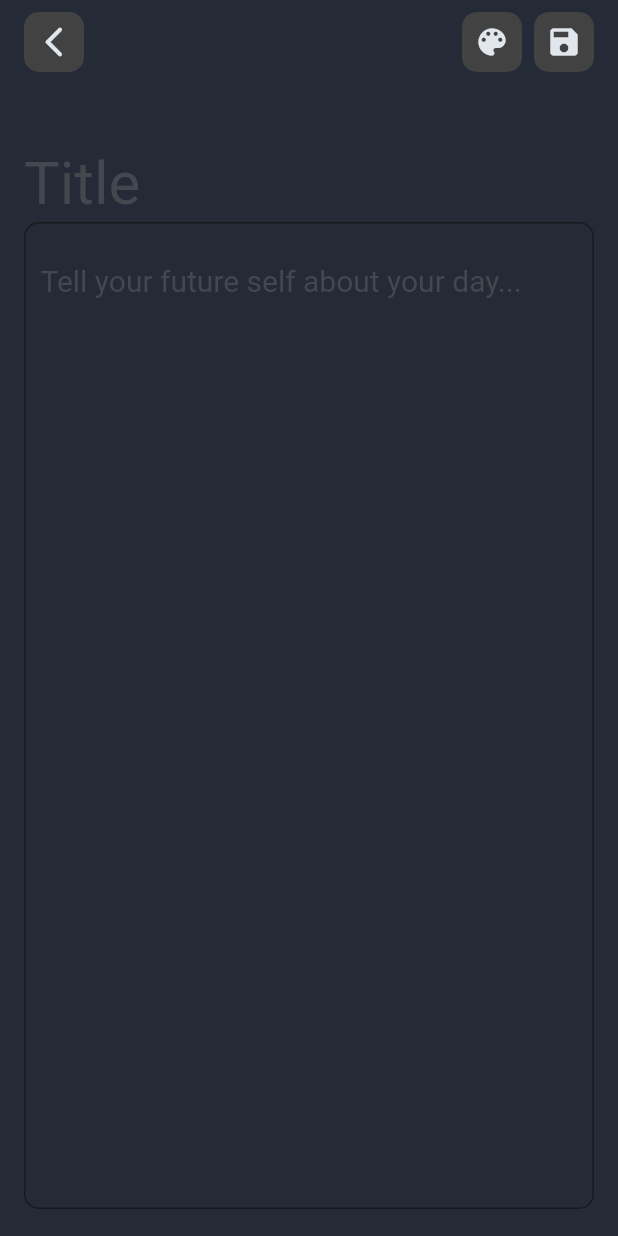
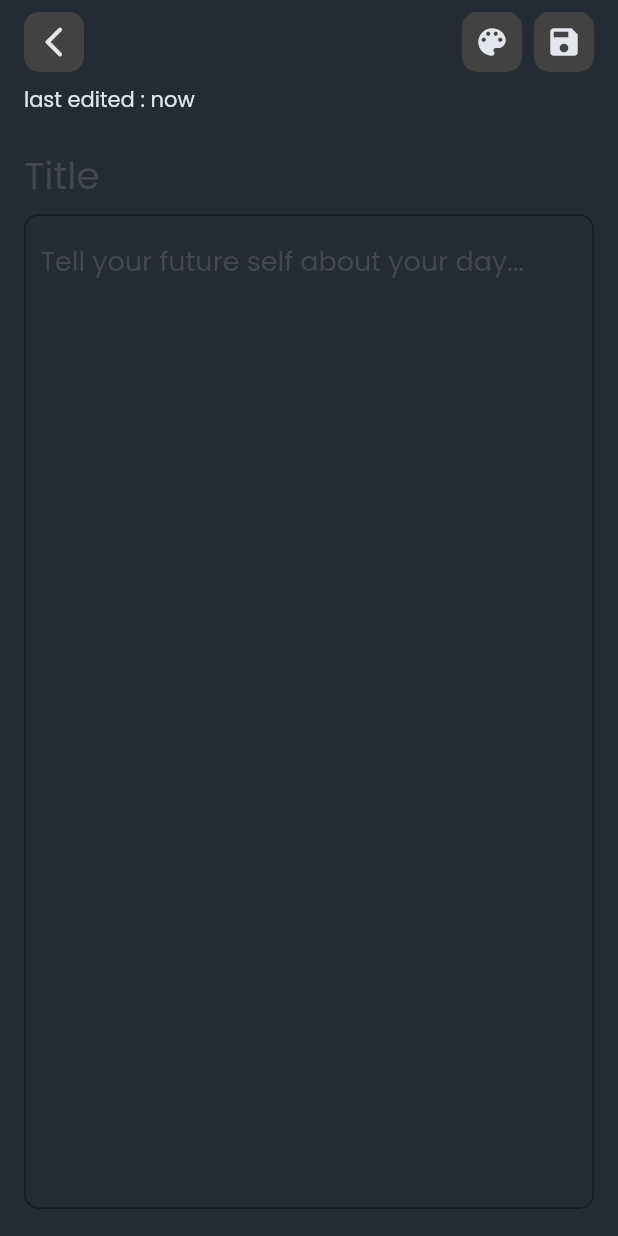
Before and after one commit to davidodejobi/mi-dairy, a Flutter app: the screen it shows after launch, after a tap on the "add" icon, on a phone screen of 412 x 824 dp. Run offline on Flutter 3.47's test engine with Material 2 defaults, Android fonts, the phone set to English and light mode, and no system bars; our stand-ins replace get_it, lottie.

Commit message:
added some new features with bug fixes

```diff
--- a/lib/core/models/note.dart
+++ b/lib/core/models/note.dart
@@ -5,16 +5,16 @@ class Note {
   String? title;
   String? content;
   DateTime? createDateTime;
-  DateTime? updateDateTime;
   Color? color;
+  bool? isEditted;
 
   Note({
     this.id,
     this.title,
     this.content,
     this.createDateTime,
-    this.updateDateTime,
     this.color,
+    this.isEditted,
   });
 
   factory Note.fromJson(Map<String, dynamic> json) {
@@ -23,8 +23,9 @@ class Note {
       title: json['title'],
       content: json['content'],
       createDateTime: DateTime.parse(json['creatDateTime']),
-      updateDateTime: DateTime.parse(json['updateDateTime']),
+      // updateDateTime: DateTime.parse(json['updateDateTime']),
       color: json['color'],
+      isEditted: json['isEditted'],
     );
   }
 
@@ -34,8 +35,9 @@ class Note {
     data['title'] = title;
     data['content'] = content;
     data['creatDateTime'] = createDateTime?.toIso8601String();
-    data['updateDateTime'] = updateDateTime?.toIso8601String();
+    // data['updateDateTime'] = updateDateTime?.toIso8601String();
     data['color'] = color;
+    data['isEditted'] = isEditted;
     return data;
   }
 }
--- a/lib/core/utils/theme.dart
+++ b/lib/core/utils/theme.dart
@@ -72,7 +72,11 @@ class NoteTheme with ChangeNotifier {
         backgroundColor: Colors.blue.shade200,
         indicatorColor: const Color(0xFF17191D),
         labelTextStyle: MaterialStateProperty.all(
-          const TextStyle(fontSize: 14, fontWeight: FontWeight.w400),
+          const TextStyle(
+            fontSize: 14,
+            fontWeight: FontWeight.w400,
+            fontFamily: 'Poppins',
+          ),
         ),
       ),
       textTheme: const TextTheme(
@@ -80,55 +84,66 @@ class NoteTheme with ChangeNotifier {
           fontSize: 72.0,
           color: Color(0xFF242A36),
           fontWeight: FontWeight.bold,
+          fontFamily: 'Poppins',
         ),
         headline2: TextStyle(
-          fontSize: 36.0,
+          fontSize: 34.0,
           color: Color(0xFF242A36),
           fontWeight: FontWeight.normal,
+          fontFamily: 'Poppins',
         ),
         headline3: TextStyle(
-          fontSize: 24.0,
+          fontSize: 22.0,
           color: Color(0xFF242A36),
           fontWeight: FontWeight.normal,
+          fontFamily: 'Poppins',
         ),
         headline4: TextStyle(
-          fontSize: 18.0,
+          fontSize: 16.0,
           color: Color(0xFF242A36),
           fontWeight: FontWeight.normal,
+          fontFamily: 'Poppins',
         ),
         headline5: TextStyle(
           fontSize: 14.0,
           color: Color(0xFF242A36),
-          fontWeight: FontWeight.bold,
+          fontWeight: FontWeight.normal,
+          fontFamily: 'Poppins',
         ),
         headline6: TextStyle(
           fontSize: 12.0,
           fontWeight: FontWeight.bold,
+          fontFamily: 'Poppins',
         ),
         bodyText1: TextStyle(
           fontSize: 14.0,
           color: Color(0xFF242A36),
           fontWeight: FontWeight.w400,
+          fontFamily: 'Poppins',
         ),
         bodyText2: TextStyle(
           fontSize: 12.0,
           color: Color(0xFF242A36),
           fontWeight: FontWeight.w400,
+          fontFamily: 'Poppins',
         ),
         button: TextStyle(
           fontSize: 14.0,
           color: Color(0xFF242A36),
           fontWeight: FontWeight.w400,
+          fontFamily: 'Poppins',
         ),
         caption: TextStyle(
           fontSize: 12.0,
           color: Color(0xFF242A36),
           fontWeight: FontWeight.w400,
+          fontFamily: 'Poppins',
         ),
         overline: TextStyle(
           fontSize: 12.0,
           color: Color(0xFF242A36),
           fontWeight: FontWeight.w400,
+          fontFamily: 'Poppins',
         ),
       ),
       colorScheme: material3 ? ColorScheme.fromSeed(seedColor: color) : null,
@@ -160,11 +175,22 @@ class NoteTheme with ChangeNotifier {
         backgroundColor: Colors.blue.shade200,
         indicatorColor: const Color(0xFF17191D),
         labelTextStyle: MaterialStateProperty.all(
-          const TextStyle(fontSize: 14, fontWeight: FontWeight.w400),
-        ),
+            const TextStyle(fontSize: 14, fontWeight: FontWeight.w400)),
       ),
       iconTheme: const IconThemeData(
         color: Color(0xFFE2E6ED),
+      ),
+      inputDecorationTheme: InputDecorationTheme(
+        border: InputBorder.none,
+        isDense: true,
+        alignLabelWithHint: true,
+        labelStyle: TextStyle(
+          fontSize: 25,
+          color: const Color(0xFFE2E6ED).withOpacity(0.5),
+          fontWeight: FontWeight.normal,
+          fontFamily: 'Poppins',
+        ),
+        floatingLabelBehavior: FloatingLabelBehavior.never,
       ),
       scaffoldBackgroundColor: const Color(0xFF242A36),
       textTheme: const TextTheme(
@@ -172,55 +198,66 @@ class NoteTheme with ChangeNotifier {
           fontSize: 72.0,
           color: Color(0xFFE2E6ED),
           fontWeight: FontWeight.bold,
+          fontFamily: 'Poppins',
         ),
         headline2: TextStyle(
           fontSize: 36.0,
           color: Color(0xFFE2E6ED),
           fontWeight: FontWeight.normal,
+          fontFamily: 'Poppins',
         ),
         headline3: TextStyle(
-          fontSize: 24.0,
+          fontSize: 22.0,
           color: Color(0xFFE2E6ED),
           fontWeight: FontWeight.normal,
+          fontFamily: 'Poppins',
         ),
         headline4: TextStyle(
-          fontSize: 18.0,
+          fontSize: 16.0,
           color: Color(0xFFE2E6ED),
           fontWeight: FontWeight.normal,
+          fontFamily: 'Poppins',
         ),
         headline5: TextStyle(
           fontSize: 14.0,
           color: Color(0xFFE2E6ED),
-          fontWeight: FontWeight.bold,
+          fontWeight: FontWeight.normal,
+          fontFamily: 'Poppins',
         ),
         headline6: TextStyle(
           fontSize: 12.0,
           fontWeight: FontWeight.bold,
+          fontFamily: 'Poppins',
         ),
         bodyText1: TextStyle(
           fontSize: 14.0,
           color: Color(0xFFE2E6ED),
           fontWeight: FontWeight.w400,
+          fontFamily: 'Poppins',
         ),
         bodyText2: TextStyle(
           fontSize: 12.0,
           color: Color(0xFFE2E6ED),
           fontWeight: FontWeight.w400,
+          fontFamily: 'Poppins',
         ),
         button: TextStyle(
           fontSize: 14.0,
           color: Color(0xFFE2E6ED),
           fontWeight: FontWeight.w400,
+          fontFamily: 'Poppins',
         ),
         caption: TextStyle(
           fontSize: 12.0,
           color: Color(0xFFE2E6ED),
           fontWeight: FontWeight.w400,
+          fontFamily: 'Poppins',
         ),
         overline: TextStyle(
           fontSize: 12.0,
           color: Color(0xFFE2E6ED),
           fontWeight: FontWeight.w400,
+          fontFamily: 'Poppins',
         ),
       ),
       primaryColor: material3 ? color : null,
--- a/lib/modules/add_note/add_note.dart
+++ b/lib/modules/add_note/add_note.dart
@@ -12,11 +12,15 @@ class AddNote extends StatefulWidget {
   final String? id;
   final String? title;
   final String? content;
+  final Color? color;
+  final DateTime? date;
   const AddNote({
     Key? key,
     this.id,
     this.title,
     this.content,
+    this.color,
+    this.date,
   }) : super(key: key);
 
   @override
@@ -44,13 +48,17 @@ class _AddNoteState extends State<AddNote> {
     final anp = Provider.of<AddNoteProvider>(context);
     final np = Provider.of<NoteProvider>(context);
     return Scaffold(
-      appBar: CreateNoteAppBar(
+      appBar: createNoteAppBar(
         "Add Note",
         context,
         onPressed: () {
           if (widget.id != null) {
-            np.updateNote(widget.id!, _titleController.text,
-                _bodyController.text, anp.color);
+            np.updateNote(
+              widget.id!,
+              _titleController.text,
+              _bodyController.text,
+              anp.color,
+            );
           } else {
             np.addNote(
               _titleController.text,
@@ -58,38 +66,49 @@ class _AddNoteState extends State<AddNote> {
               anp.color,
             );
           }
-          // np.addNote(
-          //   anp.titleController.text,
-          //   anp.bodyController.text,
-          // );
         },
         onPop: () {
+          anp.changeNoteColor(Theme.of(context).cardColor);
+
           Navigator.pop(context);
           anp.onPopAction();
         },
       ),
       body: Consumer<AddNoteProvider>(
         builder: (context, value, child) => Padding(
-          padding: const EdgeInsets.symmetric(
-            horizontal: 16.0,
-            vertical: 8.0,
+          padding: const EdgeInsets.only(
+            left: 16.0,
+            right: 16.0,
+            bottom: 8.0,
           ),
           child: Column(
+            crossAxisAlignment: CrossAxisAlignment.start,
             children: [
+              Text(
+                "last edited : ${widget.date?.toString() ?? "now"}",
+                style: Theme.of(context).textTheme.headline5,
+              ),
               TextField(
+                cursorColor: value.color,
                 controller: _titleController,
-                style: Theme.of(context).textTheme.headline2,
+                style: Theme.of(context)
+                    .textTheme
+                    .headline3!
+                    .copyWith(fontSize: 25),
                 maxLines: null,
                 decoration: const InputDecoration(
-                    labelText: 'Title',
-                    alignLabelWithHint: true,
-                    floatingLabelBehavior: FloatingLabelBehavior.never,
-                    labelStyle: TextStyle(
-                      fontSize: 40,
-                    ),
-                    border: InputBorder.none,
-                    isDense: true,
-                    hintText: ''),
+                  labelText: "Title",
+                  isDense: true,
+                  contentPadding: EdgeInsets.only(
+                    bottom: 8,
+                  ),
+                  alignLabelWithHint: true,
+                  border: InputBorder.none,
+                  labelStyle: TextStyle(
+                    fontSize: 25,
+                  ),
+                  floatingLabelBehavior: FloatingLabelBehavior.never,
+                ),
               ),
               Expanded(
                 child: Stack(
@@ -105,21 +124,26 @@ class _AddNoteState extends State<AddNote> {
                             10,
                           )),
                       child: TextField(
+                        cursorColor: value.color,
                         onTap: () =>
                             FocusScope.of(context).requestFocus(postNode),
                         expands: true,
                         keyboardType: TextInputType.multiline,
                         controller: _bodyController,
-                        style: Theme.of(context).textTheme.headline3,
+                        style: Theme.of(context).textTheme.headline3!.copyWith(
+                              fontSize: 18,
+                            ),
                         focusNode: postNode,
                         maxLines: null,
                         decoration: const InputDecoration(
+                            contentPadding: EdgeInsets.symmetric(
+                                horizontal: 0, vertical: 0),
                             labelText:
                                 "Tell your future self about your day...",
                             alignLabelWithHint: true,
                             floatingLabelBehavior: FloatingLabelBehavior.never,
                             labelStyle: TextStyle(
-                              fontSize: 20,
+                              fontSize: 18,
                             ),
                             border: InputBorder.none,
                             isDense: true,
--- a/lib/modules/home/home.dart
+++ b/lib/modules/home/home.dart
@@ -106,14 +106,22 @@ class Home extends StatelessWidget {
                                   content: value.notes[index].content,
                                   id: value.notes[index].id,
                                   title: value.notes[index].title,
+                                  color: value.notes[index].color,
+                                  date: value.notes[index].createDateTime,
+                                  // updateDate: value.notes[index].updateDateTime,
                                 ),
                               ),
                             );
                           },
                           child: NoteCard(
-                            color: value.notes[index].color,
-                            text: value.notes[index].title!,
-                          ),
+                              color: value.notes[index].color,
+                              text: value.notes[index].title!,
+                              content: value.notes[index].content!,
+                              createDateTime:
+                                  value.notes[index].createDateTime!,
+                              isEditted: value.notes[index].isEditted
+                              // updateDateTime: value.notes[index].updateDateTime!,
+                              ),
                         ),
                       );
                     },
--- a/lib/modules/home/providers/note_provider.dart
+++ b/lib/modules/home/providers/note_provider.dart
@@ -24,7 +24,7 @@ Quisque ut nisi. Vivamus elementum semper nisi. Etiam sollicitudin, ipsum eu pul
 
 In dui magna, posuere eget, vestibulum et, tempor auctor, justo. Nunc interdum lacus sit amet orci. Fusce vel dui. Class aptent taciti sociosqu ad litora torquent per conubia nostra, per inceptos hymenaeos.''',
       createDateTime: DateTime.now(),
-      updateDateTime: DateTime.now(),
+      isEditted: false,
     ),
     Note(
       color: Colors.primaries[random.nextInt(Colors.primaries.length)]
@@ -39,7 +39,7 @@ Quisque ut nisi. Vivamus elementum semper nisi. Etiam sollicitudin, ipsum eu pul
 
 In dui magna, posuere eget, vestibulum et, tempor auctor, justo. Nunc interdum lacus sit amet orci. Fusce vel dui. Class aptent taciti sociosqu ad litora torquent per conubia nostra, per inceptos hymenaeos.''',
       createDateTime: DateTime.now(),
-      updateDateTime: DateTime.now(),
+      isEditted: false,
     ),
     Note(
       color: Colors.primaries[random.nextInt(Colors.primaries.length)]
@@ -53,7 +53,7 @@ Quisque ut nisi. Vivamus elementum semper nisi. Etiam sollicitudin, ipsum eu pul
 
 In dui magna, posuere eget, vestibulum et, tempor auctor, justo. Nunc interdum lacus sit amet orci. Fusce vel dui. Class aptent taciti sociosqu ad litora torquent per conubia nostra, per inceptos hymenaeos.''',
       createDateTime: DateTime.now(),
-      updateDateTime: DateTime.now(),
+      isEditted: false,
     ),
   ];
 
@@ -77,7 +77,7 @@ In dui magna, posuere eget, vestibulum et, tempor auctor, justo. Nunc interdum l
         color: color,
         id: DateTime.now().toString(),
         createDateTime: DateTime.now(),
-        // updateDateTime: DateTime.now(),
+        isEditted: false,
       ),
     );
     notifyListeners();
@@ -96,8 +96,8 @@ In dui magna, posuere eget, vestibulum et, tempor auctor, justo. Nunc interdum l
         content: content,
         color: color,
         id: DateTime.now().toString(),
-        // createDateTime: DateTime.now(),
-        updateDateTime: DateTime.now(),
+        createDateTime: DateTime.now(),
+        isEditted: true,
       );
       notifyListeners();
     } else {
--- a/lib/modules/home/widgets/note_card.dart
+++ b/lib/modules/home/widgets/note_card.dart
@@ -3,10 +3,16 @@ import 'package:flutter/material.dart';
 class NoteCard extends StatelessWidget {
   final Color? color;
   final String? text;
+  final String? content;
+  final DateTime? createDateTime;
+  final bool? isEditted;
 
   const NoteCard({
     this.color,
     this.text,
+    this.content,
+    this.createDateTime,
+    this.isEditted,
     Key? key,
   }) : super(key: key);
 
@@ -14,15 +20,44 @@ class NoteCard extends StatelessWidget {
   Widget build(BuildContext context) {
     return Container(
       width: double.infinity,
-      padding: const EdgeInsets.all(16.0),
+      padding: const EdgeInsets.all(8.0),
       margin: const EdgeInsets.only(bottom: 10),
       decoration: BoxDecoration(
         color: color,
         borderRadius: BorderRadius.circular(10),
       ),
-      child: Text(
-        text!,
-        style: Theme.of(context).textTheme.headline4,
+      child: Column(
+        crossAxisAlignment: CrossAxisAlignment.start,
+        children: [
+          Text(
+            text!,
+            style: Theme.of(context).textTheme.headline4,
+          ),
+          const SizedBox(height: 8),
+          Container(
+            padding: const EdgeInsets.all(5),
+            decoration: BoxDecoration(
+              borderRadius: BorderRadius.circular(10),
+              border: Border.all(
+                color: Theme.of(context).dividerColor,
+                width: 1,
+              ),
+            ),
+            child: Text(
+              content!.length > 150
+                  ? "${content!.substring(0, 150)}..."
+                  : content!,
+              style: Theme.of(context).textTheme.headline5,
+            ),
+          ),
+          const SizedBox(height: 8),
+          Text(
+            isEditted == true
+                ? "last editted on ${createDateTime.toString()}"
+                : "created on  ${createDateTime.toString()}",
+            style: Theme.of(context).textTheme.caption,
+          ),
+        ],
       ),
     );
   }
--- a/lib/shared/create_note_appBar.dart
+++ b/lib/shared/create_note_appBar.dart
@@ -1,17 +1,16 @@
 import 'package:flutter/material.dart';
-import 'package:notetaking_crud_app/core/utils/theme.dart';
 import 'package:provider/provider.dart';
 
 import '../core/constants/note_colors.dart';
 import '../modules/add_note/provider/add_note_provider.dart';
 
-PreferredSizeWidget CreateNoteAppBar(
+PreferredSizeWidget createNoteAppBar(
   String title,
   BuildContext context, {
   VoidCallback? onPressed,
   VoidCallback? onPop,
+  Color color = Colors.transparent,
 }) {
-  var notifier = Provider.of<NoteTheme>(context);
   final anp = Provider.of<AddNoteProvider>(context);
   return PreferredSize(
     preferredSize: const Size.fromHeight(kToolbarHeight),
@@ -89,7 +88,6 @@ showAlertDialog(BuildContext context) {
     content: SizedBox(
       height: 400,
       child: SingleChildScrollView(
-          // won't be scrollable
           scrollDirection: Axis.horizontal,
           child: GridView.builder(
             scrollDirection: Axis.horizontal,
```
Also changed, not shown: pubspec.yaml (+12 -0 lines), assets/fonts/Poppins-Bold.ttf (added), assets/fonts/Poppins-Italic.ttf (added), assets/fonts/Poppins-Medium.ttf (added), assets/fonts/Poppins-Regular.ttf (added), assets/fonts/Poppins-Thin.ttf (added).
